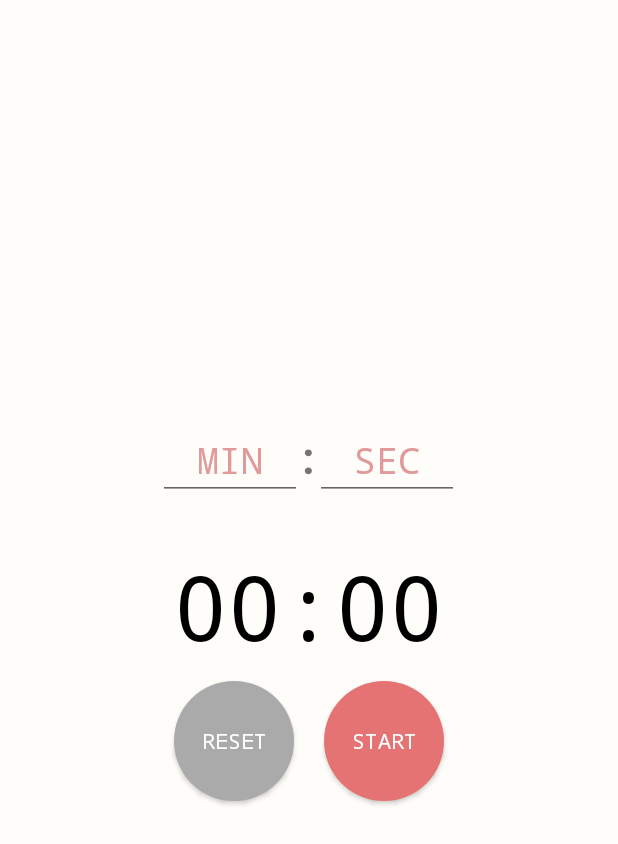
After one commit to rabbit26476272/Android-Final-Project, an Android app: the fragment CountdownFragment placed in its activity, on a phone screen of 412 x 824 dp. The commit adds this screen. Shown: the top 844 px of the screen. Run offline under Robolectric (Android 15) with nearby library versions, the phone set to English and light mode, and no system bars; our stand-ins replace Firebase (no records; nobody signed in at launch, a user with empty details on screens opened directly), Picasso; pictures from the network do not load.

Commit message:
countdown timer

```diff
--- a/recipe/app/src/main/java/com/manjurulhoque/myrecipes/adapter/TabPagerAdapter.java
+++ b/recipe/app/src/main/java/com/manjurulhoque/myrecipes/adapter/TabPagerAdapter.java
@@ -6,11 +6,12 @@ import android.support.v4.app.FragmentPagerAdapter;
 
 import com.manjurulhoque.myrecipes.R;
 import com.manjurulhoque.myrecipes.fragment.CategoryFragment;
+import com.manjurulhoque.myrecipes.fragment.CountdownFragment;
 import com.manjurulhoque.myrecipes.fragment.RecipesFragment;
 
 public class TabPagerAdapter extends FragmentPagerAdapter {
 
-    private static final int total_pages = 2;
+    private static final int total_pages = 3;
 
     public TabPagerAdapter(FragmentManager fm) {
         super(fm);
@@ -23,6 +24,8 @@ public class TabPagerAdapter extends FragmentPagerAdapter {
                 return new RecipesFragment();
             case 1:
                 return new CategoryFragment();
+            case 2:
+                return new CountdownFragment();
         }
         return null;
     }
@@ -42,6 +45,8 @@ public class TabPagerAdapter extends FragmentPagerAdapter {
                 return "Recipes";
             case 1:
                 return "Categories";
+            case 2:
+                return "Timer";
         }
         return null;
     }
--- /dev/null
+++ b/recipe/app/src/main/java/com/manjurulhoque/myrecipes/fragment/CountdownFragment.java
@@ -0,0 +1,145 @@
+package com.manjurulhoque.myrecipes.fragment;
+
+import android.os.Bundle;
+import android.os.CountDownTimer;
+import android.support.annotation.NonNull;
+import android.support.annotation.Nullable;
+import android.support.v4.app.Fragment;
+import android.view.LayoutInflater;
+import android.view.View;
+import android.view.ViewGroup;
+import android.widget.Button;
+import android.widget.EditText;
+import android.widget.TextView;
+import android.widget.Toast;
+
+import com.manjurulhoque.myrecipes.R;
+import com.manjurulhoque.myrecipes.dbhelper.FavouriteDbHelper;
+
+import org.w3c.dom.Text;
+
+import java.util.Locale;
+
+public class CountdownFragment extends Fragment {
+
+    private static long START_TIME_IN_MILLIS = 0;
+    //private int START_TIME_IN_MILLIS = 0;
+    private TextView mTextViewCountDown;
+    private Button mButtonStartPause;
+    private Button mButtonReset;
+    private EditText mEditTextMin;
+    private EditText mEditTextSec;
+    private TextView mTextViewDot;
+    private CountDownTimer mCountDownTimer;
+    private boolean mTimerRunning;
+    private long mTimeLeftInMillis = START_TIME_IN_MILLIS;
+    private int min = 0;
+    private int sec = 0;
+    @Nullable
+    @Override
+    public View onCreateView(@NonNull LayoutInflater inflater, @Nullable ViewGroup container, @Nullable Bundle savedInstanceState) {
+        View v = inflater.inflate(R.layout.fragment_countdown, container, false);
+        mTextViewCountDown = v.findViewById(R.id.text_view_countdown);
+        mButtonStartPause = v.findViewById(R.id.button_start_pause);
+        mButtonReset = v.findViewById(R.id.button_reset);
+        mEditTextMin = v.findViewById(R.id.editText_min);
+        mEditTextSec = v.findViewById(R.id.editText_sec);
+        mTextViewDot = v.findViewById(R.id.textView_dot);
+
+        mButtonStartPause.setOnClickListener(new View.OnClickListener() {
+            @Override
+            public void onClick(View v) {
+                if (mTimerRunning) {
+                    pauseTimer();
+                } else {
+                    //Toast.makeText(getActivity(),Integer.toString(mEditTextMin.getText().toString().length()),Toast.LENGTH_SHORT).show();
+
+                    if(mEditTextMin.getText().toString().length() == 0 && mEditTextSec.getText().toString().length() == 0)
+                    {
+                        Toast.makeText(getActivity(),"請設定時間",Toast.LENGTH_SHORT).show();
+                    }
+                    else
+                    {
+                        if(mEditTextMin.getText().toString().length() == 0)
+                        {
+                            min = 0;
+                        }
+                        else{
+                            min = Integer.valueOf(mEditTextMin.getText().toString());
+                        }
+                        if(mEditTextSec.getText().toString().length() == 0)
+                        {
+                            sec = 0;
+                        }
+                        else
+                        {
+                            sec = Integer.valueOf(mEditTextSec.getText().toString());
+                        }
+                        int time = 60000 * min + 1000 * sec;
+                        Toast.makeText(getActivity(),"開始倒數",Toast.LENGTH_SHORT).show();
+
+                        mEditTextMin.setVisibility(View.INVISIBLE);
+                        mEditTextSec.setVisibility(View.INVISIBLE);
+                        mTextViewDot.setVisibility(View.INVISIBLE);
+                        mTimeLeftInMillis = time;
+                        startTimer();
+                    }
+                }
+            }
+        });
+        mButtonReset.setOnClickListener(new View.OnClickListener() {
+            @Override
+            public void onClick(View v) {
+                resetTimer();
+            }
+        });
+        updateCountDownText();
+        return v;
+    }
+
+
+
+    private void startTimer() {
+        mCountDownTimer = new CountDownTimer(mTimeLeftInMillis, 1000) {
+            @Override
+            public void onTick(long millisUntilFinished) {
+                mTimeLeftInMillis = millisUntilFinished;
+                updateCountDownText();
+            }
+            @Override
+            public void onFinish() {
+                mTimerRunning = false;
+                mButtonStartPause.setText("Start");
+                mButtonStartPause.setVisibility(View.INVISIBLE);
+                mButtonReset.setVisibility(View.VISIBLE);
+                Toast.makeText(getActivity(),"結束倒數",Toast.LENGTH_SHORT).show();
+            }
+        }.start();
+        mTimerRunning = true;
+        mButtonStartPause.setText("pause");
+        mButtonReset.setVisibility(View.INVISIBLE);
+    }
+    private void pauseTimer() {
+        mCountDownTimer.cancel();
+        mTimerRunning = false;
+        mButtonStartPause.setText("Start");
+        mButtonReset.setVisibility(View.VISIBLE);
+        Toast.makeText(getActivity(),"暫停倒數",Toast.LENGTH_SHORT).show();
+    }
+    private void resetTimer() {
+        mTimeLeftInMillis = START_TIME_IN_MILLIS;
+        updateCountDownText();
+        mButtonReset.setVisibility(View.INVISIBLE);
+        mButtonStartPause.setVisibility(View.VISIBLE);
+        mEditTextMin.setVisibility(View.VISIBLE);
+        mEditTextSec.setVisibility(View.VISIBLE);
+        mTextViewDot.setVisibility(View.VISIBLE);
+    }
+    private void updateCountDownText() {
+        int minutes = (int) (mTimeLeftInMillis / 1000) / 60;
+        int seconds = (int) (mTimeLeftInMillis / 1000) % 60;
+        String timeLeftFormatted = String.format(Locale.getDefault(), "%02d:%02d", minutes, seconds);
+        mTextViewCountDown.setText(timeLeftFormatted);
+    }
+
+}
--- /dev/null
+++ b/recipe/app/src/main/res/drawable/button_blue.xml
@@ -0,0 +1,21 @@
+<?xml version="1.0" encoding="utf-8"?>
+<shape
+xmlns:android="http://schemas.android.com/apk/res/android"
+android:shape="oval">
+
+<padding
+    android:bottom="4dp"
+    android:left="4dp"
+    android:right="4dp"
+    android:top="4dp" /> //設置內間距
+
+<size
+    android:width="40dp"
+    android:height="40dp" /> //設置圓形大小
+
+<gradient
+    android:endColor="#AAAAAA"
+    android:gradientRadius="40dp"
+    android:startColor="#AAAAAA"
+    android:type="radial" /> //設置漸變大小
+</shape>
--- /dev/null
+++ b/recipe/app/src/main/res/drawable/button_red.xml
@@ -0,0 +1,23 @@
+<?xml version="1.0" encoding="utf-8"?>
+
+
+<shape
+xmlns:android="http://schemas.android.com/apk/res/android"
+android:shape="oval">
+
+<padding
+    android:bottom="4dp"
+    android:left="4dp"
+    android:right="4dp"
+    android:top="4dp" /> //設置內間距
+
+<size
+    android:width="40dp"
+    android:height="40dp" /> //設置圓形大小
+
+<gradient
+    android:endColor="#E57373"
+    android:gradientRadius="40dp"
+    android:startColor="#E57373"
+    android:type="radial" /> //設置漸變大小
+</shape>
--- /dev/null
+++ b/recipe/app/src/main/res/layout/fragment_countdown.xml
@@ -0,0 +1,100 @@
+<?xml version="1.0" encoding="utf-8"?>
+<android.support.constraint.ConstraintLayout xmlns:android="http://schemas.android.com/apk/res/android"
+    xmlns:app="http://schemas.android.com/apk/res-auto"
+    android:layout_width="match_parent"
+    android:layout_height="match_parent"
+    android:background="@color/background_color"
+    xmlns:tools="http://schemas.android.com/tools">
+
+
+    <LinearLayout
+        android:layout_width="match_parent"
+        android:layout_height="match_parent"
+        android:orientation="vertical"
+        android:gravity="center">
+
+        <LinearLayout
+            android:layout_width="wrap_content"
+            android:layout_height="wrap_content"
+            android:orientation="horizontal"
+            android:layout_marginBottom="30dp">
+
+            <EditText
+                android:id="@+id/editText_min"
+                android:layout_width="96dp"
+                android:layout_height="wrap_content"
+                android:layout_weight="1"
+                android:ems="10"
+                android:hint="MIN"
+                android:typeface="monospace"
+                android:textColorHint="@color/colorPrimaryDark"
+                android:gravity="center"
+                android:inputType="time"
+                android:textSize="24sp" />
+
+            <TextView
+                android:id="@+id/textView_dot"
+                android:layout_width="wrap_content"
+                android:layout_height="wrap_content"
+                android:layout_weight="1"
+                android:text=":"
+                android:textStyle="bold"
+                android:textSize="30sp" />
+
+            <EditText
+                android:id="@+id/editText_sec"
+                android:layout_width="96dp"
+                android:layout_height="wrap_content"
+                android:layout_weight="1"
+                android:ems="10"
+                android:hint="SEC"
+                android:typeface="monospace"
+                android:textColorHint="@color/colorPrimaryDark"
+                android:gravity="center"
+                android:inputType="time"
+                android:textSize="24sp" />
+        </LinearLayout>
+
+        <TextView
+            android:id="@+id/text_view_countdown"
+            android:layout_width="wrap_content"
+            android:layout_height="wrap_content"
+            android:layout_centerHorizontal="false"
+            android:layout_centerVertical="false"
+            android:text="00:00"
+            android:typeface="monospace"
+            android:textColor="@android:color/black"
+            android:textSize="60sp" />
+
+        <LinearLayout
+            android:layout_width="match_parent"
+            android:layout_height="wrap_content"
+            android:orientation="horizontal"
+            android:gravity="center">
+
+            <Button
+                android:id="@+id/button_reset"
+                android:layout_width="80dp"
+                android:layout_height="80dp"
+                android:layout_margin="10dp"
+                android:layout_below="@+id/text_view_countdown"
+                android:layout_toEndOf="@+id/button_start_pause"
+                android:background="@drawable/button_blue"
+                android:text="reset"
+                android:typeface="monospace"
+                android:textColor="#FFFFFF" />
+            <Button
+                android:id="@+id/button_start_pause"
+                android:layout_width="80dp"
+                android:layout_height="80dp"
+                android:layout_margin="10dp"
+                android:layout_below="@+id/text_view_countdown"
+                android:layout_centerHorizontal="true"
+                android:background="@drawable/button_red"
+                android:text="start"
+                android:typeface="monospace"
+                android:textColor="#FFFFFF" />
+        </LinearLayout>
+    </LinearLayout>
+
+</android.support.constraint.ConstraintLayout>
--- a/recipe/app/src/main/res/layout/fragment_home_tab.xml
+++ b/recipe/app/src/main/res/layout/fragment_home_tab.xml
@@ -38,7 +38,8 @@
             android:layout_width="match_parent"
             android:layout_height="?attr/actionBarSize"
             android:background="@color/colorPrimary"
-            app:layout_scrollFlags="scroll|enterAlways" />
+            app:layout_scrollFlags="scroll|enterAlways"
+            android:typeface="monospace"/>
 
     </android.support.design.widget.AppBarLayout>
 
--- a/recipe/app/src/main/res/layout/layout_category_row.xml
+++ b/recipe/app/src/main/res/layout/layout_category_row.xml
@@ -47,6 +47,7 @@
                     android:maxLines="2"
                     android:padding="10dp"
                     android:text="aaa"
+                    android:typeface="monospace"
                     android:textColor="@color/white"
                     android:textSize="18sp" />
 
--- a/recipe/app/src/main/res/layout/layout_favorite_row.xml
+++ b/recipe/app/src/main/res/layout/layout_favorite_row.xml
@@ -46,6 +46,7 @@
                 android:gravity="center"
                 android:paddingBottom="20dp"
                 android:text="Hello"
+                android:typeface="monospace"
                 android:textColor="@color/white"
                 android:textSize="20sp" />
 
--- a/recipe/app/src/main/res/layout/layout_recipe_row.xml
+++ b/recipe/app/src/main/res/layout/layout_recipe_row.xml
@@ -42,9 +42,9 @@
                 android:background="@drawable/drawer_top_gradient"
                 android:gravity="bottom|center"
                 android:text="aaa"
+                android:typeface="monospace"
                 android:layout_margin="5dp"
                 android:textColor="@color/white"
-                style="@style/TextAppearance.AppCompat.Headline"
                 android:textSize="18sp" />
 
         </RelativeLayout>
--- a/recipe/app/src/main/res/layout/nav_header_main.xml
+++ b/recipe/app/src/main/res/layout/nav_header_main.xml
@@ -27,12 +27,14 @@
         android:layout_height="wrap_content"
         android:paddingTop="@dimen/nav_header_vertical_spacing"
         android:text="@string/nav_header_title"
+        android:typeface="monospace"
         android:textAppearance="@style/TextAppearance.AppCompat.Body1" />
 
     <TextView
         android:id="@+id/textView"
         android:layout_width="wrap_content"
         android:layout_height="wrap_content"
-        android:text="@string/nav_header_subtitle" />
+        android:text="@string/nav_header_subtitle"
+        android:typeface="monospace"/>
 
 </LinearLayout>
```
Also changed, not shown: recipe/app/src/main/java/com/manjurulhoque/myrecipes/fragment/HomeTabFragment.java (+10 -0 lines), recipe/app/src/main/res/layout/activity_about.xml (+9 -6 lines), recipe/app/src/main/res/layout/activity_recipe_details.xml (+10 -4 lines), recipe/app/src/main/res/drawable-hdpi/countdown.png (added).
